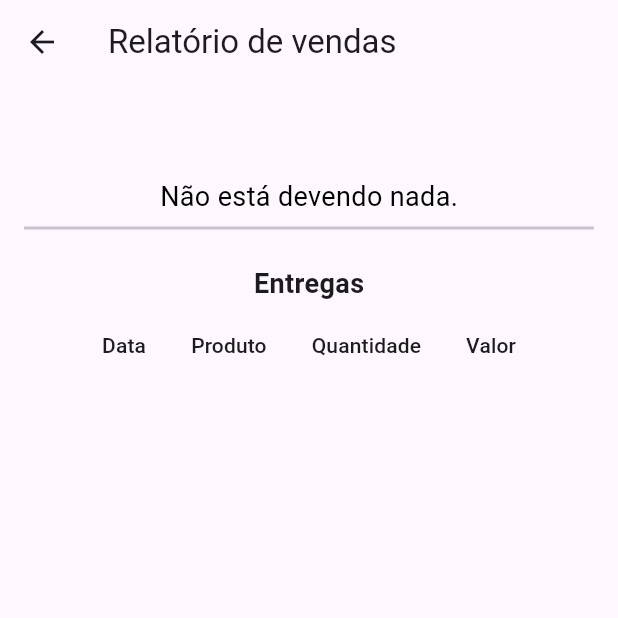
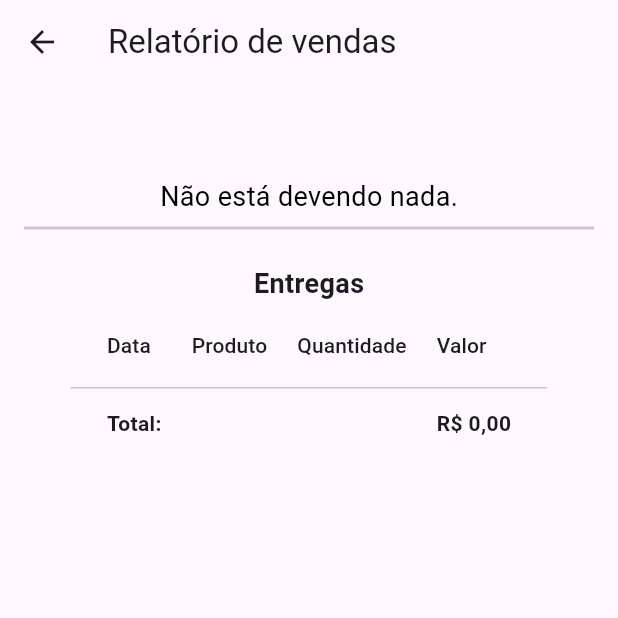
Before and after one commit to leobaiano/tbcontrol, a Flutter app: the SellerReportPage screen opened directly with empty values, on a phone screen of 412 x 824 dp, the top half of it. Run offline on Flutter 3.47's test engine with Material 3 defaults, Android fonts, the phone set to English and light mode, and no system bars; our stand-ins replace fluttertoast; missing offline and left inert: mongo_dart.

Commit message:
feat: finalização da tabela de transações/ recebimentos

```diff
--- a/lib/products_page.dart
+++ b/lib/products_page.dart
@@ -325,7 +325,8 @@ class _ProductsPageState extends State<ProductsPage> {
           'user_id': vendedorId,
           'product_id': produtos[index]['_id'],
           'quantity': quantidadeEnviada,
-          'value': total,
+          'amount': total,
+          'unit_value': produtoSelecionado?['value'],
           'created_at': DateTime.now().toLocal(),
         });
 
--- a/lib/seller_report_page.dart
+++ b/lib/seller_report_page.dart
@@ -17,6 +17,7 @@ class SellerReportPage extends StatelessWidget {
   }
 
   Future<List<Map<String, dynamic>>> _initializeData() async {
+    print(await _getTransactions(sellerData['_id']));
     return await _getTransactions(sellerData['_id']);
   }
 
@@ -30,8 +31,21 @@ class SellerReportPage extends StatelessWidget {
         } else if (snapshot.hasError) {
           return Text('Erro: ${snapshot.error}');
         } else {
-          double totalDeliveries = snapshot.data!
-              .fold(0, (sum, delivery) => sum + delivery['value']);
+          double totalDeliveries = snapshot.data!.fold(0, (sum, delivery) {
+            var amount = delivery['amount'];
+            if (amount != null) {
+              if (amount is num) {
+                return sum + amount;
+              } else if (amount is String) {
+                var parsedAmount = double.tryParse(amount);
+                return sum + (parsedAmount ?? 0);
+              } else {
+                return sum;
+              }
+            } else {
+              return sum;
+            }
+          });
 
           double totalPayments =
               payments.fold(0, (sum, payment) => sum + payment['value']);
@@ -99,10 +113,12 @@ class SellerReportPage extends StatelessWidget {
   }
 
   Widget _buildDataTable(List<Map<String, dynamic>> deliveries) {
+    double totalAmount = 0;
+
     return SingleChildScrollView(
       scrollDirection: Axis.horizontal,
       child: DataTable(
-        columnSpacing: 30,
+        columnSpacing: 20,
         columns: const [
           DataColumn(
             label: SizedBox(
@@ -126,6 +142,8 @@ class SellerReportPage extends StatelessWidget {
           ),
         ],
         rows: deliveries.map((entry) {
+          totalAmount += entry['amount'] ?? 0;
+
           return DataRow(
             cells: [
               DataCell(_buildCellText(
@@ -133,14 +151,34 @@ class SellerReportPage extends StatelessWidget {
               DataCell(_buildCellText(entry['product'].toString())),
               DataCell(_buildCellText(entry['quantity'].toString())),
               DataCell(_buildCellText(
-                NumberFormat.currency(
-                  locale: 'pt_BR',
-                  symbol: 'R\$',
-                ).format(entry['value']),
+                entry['amount'] != null
+                    ? NumberFormat.currency(
+                        locale: 'pt_BR',
+                        symbol: 'R\$',
+                      ).format(entry['amount'])
+                    : 'N/A', // Ou qualquer valor padrão que você deseja exibir para nulo
               )),
             ],
           );
-        }).toList(),
+        }).toList()
+          ..add(DataRow(
+            cells: [
+              const DataCell(Text(
+                'Total:',
+                style: TextStyle(fontWeight: FontWeight.bold),
+              )),
+              DataCell(SizedBox.shrink()),
+              DataCell(SizedBox.shrink()),
+              DataCell(
+                Text(
+                    NumberFormat.currency(
+                      locale: 'pt_BR',
+                      symbol: 'R\$',
+                    ).format(totalAmount),
+                    style: const TextStyle(fontWeight: FontWeight.bold)),
+              ),
+            ],
+          )),
       ),
     );
   }
@@ -178,7 +216,7 @@ class SellerReportPage extends StatelessWidget {
             'date': transaction['created_at'],
             'product': productName,
             'quantity': transaction['quantity'],
-            'value': transaction['value'],
+            'amount': transaction['amount'],
           };
 
           formattedTransactions.add(formattedTransaction);
```
